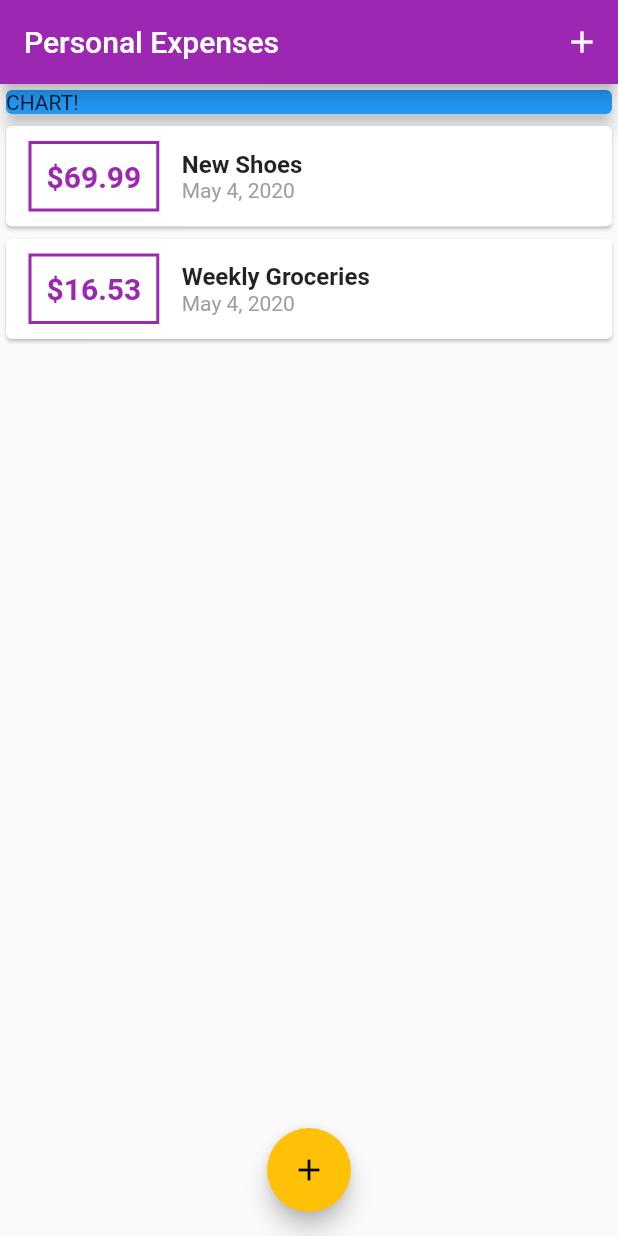
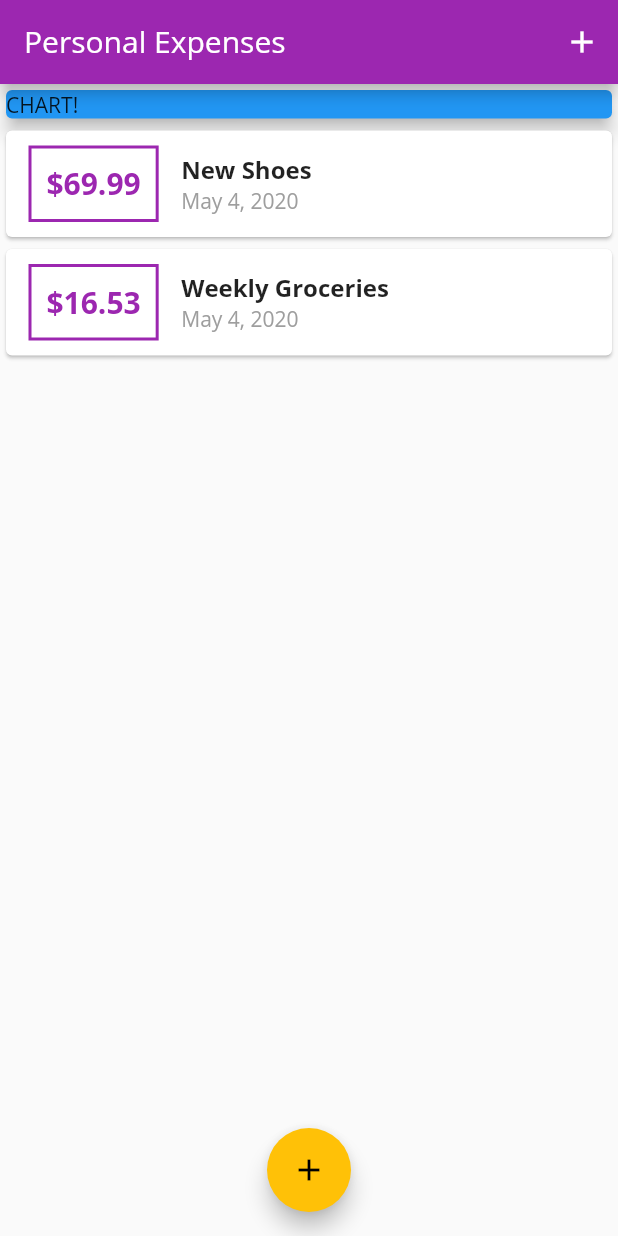
Before and after one commit to lemosandre/Store-APP-Flutter, a Flutter app: the screen it shows after launch, on a phone screen of 412 x 824 dp. Run offline on Flutter 3.47's test engine with Material 2 defaults, Android fonts, the phone set to English and light mode, and no system bars.

Commit message:
Add fonts

```diff
--- a/lib/main.dart
+++ b/lib/main.dart
@@ -14,6 +14,7 @@ class MyApp extends StatelessWidget {
       theme: ThemeData(
         primarySwatch: Colors.purple,
         accentColor: Colors.amber,
+        fontFamily: 'OpenSans',
       ),
       home: MyHomePage(),
     );
```
Also changed, not shown: pubspec.yaml (+11 -12 lines), assets/fonts/OpenSans-Bold.ttf (added), assets/fonts/OpenSans-Regular.ttf (added), assets/fonts/Quicksand-Bold.ttf (added), assets/fonts/Quicksand-Light.ttf (added), assets/fonts/Quicksand-Medium.ttf (added), assets/fonts/Quicksand-Regular.ttf (added).
